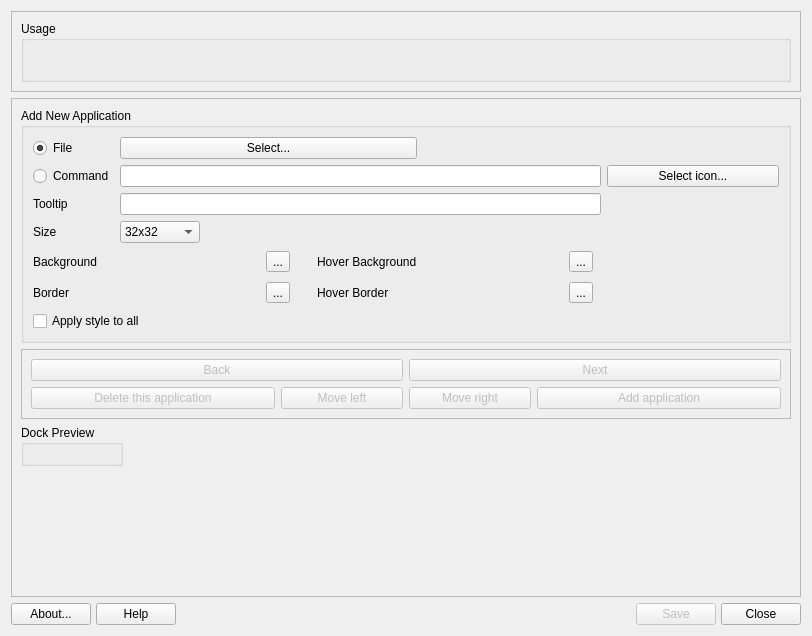
Qt form src/mainwindow.ui (MX-Linux/mx-dockmaker) before a commit.
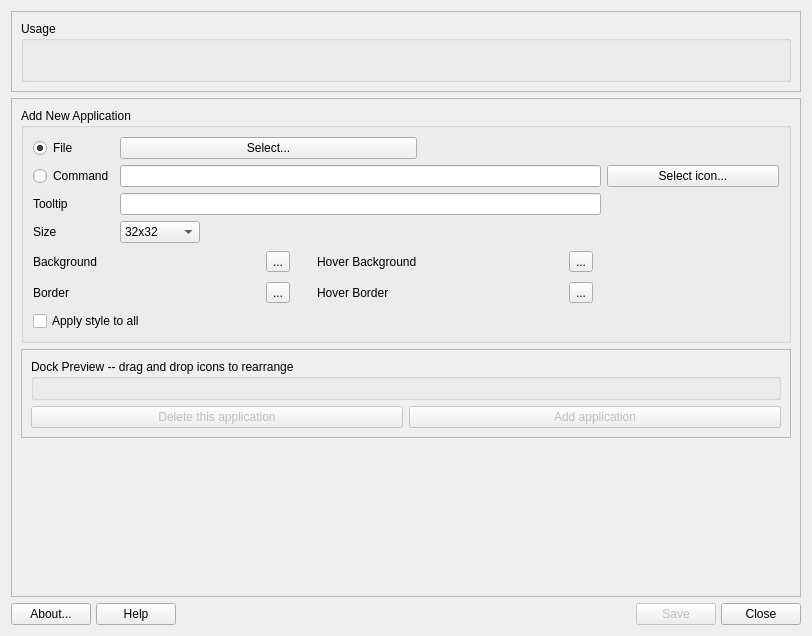
The same form after that commit. Icons and pictures are not drawn.

Commit message: Remove buttons to move icons in the preview bar, rely in drag and drop

```diff
--- a/src/mainwindow.ui
+++ b/src/mainwindow.ui
@@ -115,101 +115,19 @@
          <enum>QFrame::Plain</enum>
         </property>
         <layout class="QGridLayout" name="gridLayout_4">
-         <item row="1" column="4" colspan="2">
-          <widget class="QPushButton" name="buttonAdd">
-           <property name="enabled">
-            <bool>false</bool>
+         <item row="0" column="0" colspan="6">
+          <widget class="QGroupBox" name="groupPreview">
+           <property name="title">
+            <string>Dock Preview -- drag and drop icons to rearrange</string>
            </property>
-           <property name="text">
-            <string>Add application</string>
-           </property>
-           <property name="icon">
-            <iconset theme="add">
-             <normaloff>.</normaloff>.</iconset>
-           </property>
+           <layout class="QHBoxLayout" name="horizontalLayout">
+            <item>
+             <layout class="QHBoxLayout" name="icons"/>
+            </item>
+           </layout>
           </widget>
          </item>
-         <item row="1" column="3">
-          <widget class="QPushButton" name="buttonMoveRight">
-           <property name="enabled">
-            <bool>false</bool>
-           </property>
-           <property name="text">
-            <string>Move right</string>
-           </property>
-           <property name="icon">
-            <iconset theme="arrow-right">
-             <normaloff>.</normaloff>.</iconset>
-           </property>
-          </widget>
-         </item>
-         <item row="1" column="2">
-          <widget class="QPushButton" name="buttonMoveLeft">
-           <property name="enabled">
-            <bool>false</bool>
-           </property>
-           <property name="text">
-            <string>Move left</string>
-           </property>
-           <property name="icon">
-            <iconset theme="arrow-left">
-             <normaloff>.</normaloff>.</iconset>
-           </property>
-          </widget>
-         </item>
-         <item row="0" column="3" colspan="3">
-          <widget class="QPushButton" name="buttonNext">
-           <property name="enabled">
-            <bool>false</bool>
-           </property>
-           <property name="sizePolicy">
-            <sizepolicy hsizetype="Expanding" vsizetype="Fixed">
-             <horstretch>0</horstretch>
-             <verstretch>0</verstretch>
-            </sizepolicy>
-           </property>
-           <property name="minimumSize">
-            <size>
-             <width>0</width>
-             <height>0</height>
-            </size>
-           </property>
-           <property name="text">
-            <string>Next</string>
-           </property>
-           <property name="icon">
-            <iconset theme="go-next">
-             <normaloff>.</normaloff>.</iconset>
-           </property>
-          </widget>
-         </item>
-         <item row="0" column="0" colspan="3">
-          <widget class="QPushButton" name="buttonPrev">
-           <property name="enabled">
-            <bool>false</bool>
-           </property>
-           <property name="sizePolicy">
-            <sizepolicy hsizetype="Expanding" vsizetype="Fixed">
-             <horstretch>0</horstretch>
-             <verstretch>0</verstretch>
-            </sizepolicy>
-           </property>
-           <property name="minimumSize">
-            <size>
-             <width>0</width>
-             <height>0</height>
-            </size>
-           </property>
-           <property name="text">
-            <string>Back</string>
-           </property>
-           <property name="icon">
-            <iconset theme="go-previous">
-             <normaloff>.</normaloff>.</iconset>
-           </property>
-          </widget>
-         </item>
-         <item row="1" column="0" colspan="2">
+         <item row="2" column="0" colspan="3">
           <widget class="QPushButton" name="buttonDelete">
            <property name="enabled">
             <bool>false</bool>
@@ -222,21 +140,25 @@
              <normaloff>.</normaloff>.</iconset>
            </property>
            <property name="autoDefault">
-            <bool>true</bool>
+            <bool>false</bool>
            </property>
           </widget>
          </item>
-        </layout>
-       </widget>
-      </item>
-      <item row="4" column="0" alignment="Qt::AlignLeft">
-       <widget class="QGroupBox" name="groupPreview">
-        <property name="title">
-         <string>Dock Preview</string>
-        </property>
-        <layout class="QHBoxLayout" name="horizontalLayout">
-         <item>
-          <layout class="QHBoxLayout" name="icons"/>
+         <item row="2" column="3" colspan="3">
+          <widget class="QPushButton" name="buttonAdd">
+           <property name="enabled">
+            <bool>false</bool>
+           </property>
+           <property name="text">
+            <string>Add application</string>
+           </property>
+           <property name="icon">
+            <iconset theme="add"/>
+           </property>
+           <property name="autoDefault">
+            <bool>false</bool>
+           </property>
+          </widget>
          </item>
         </layout>
        </widget>
```
Left out of the diff: 120 changed lines with no effect on the pictures. The commit also changes 2 other files.
